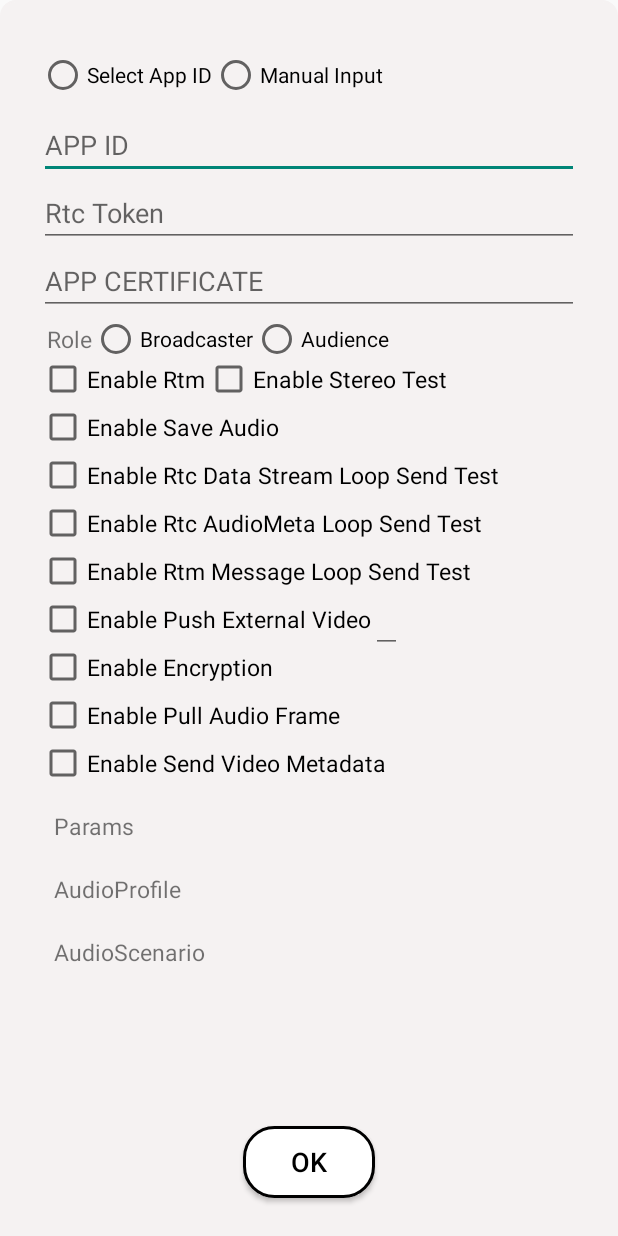
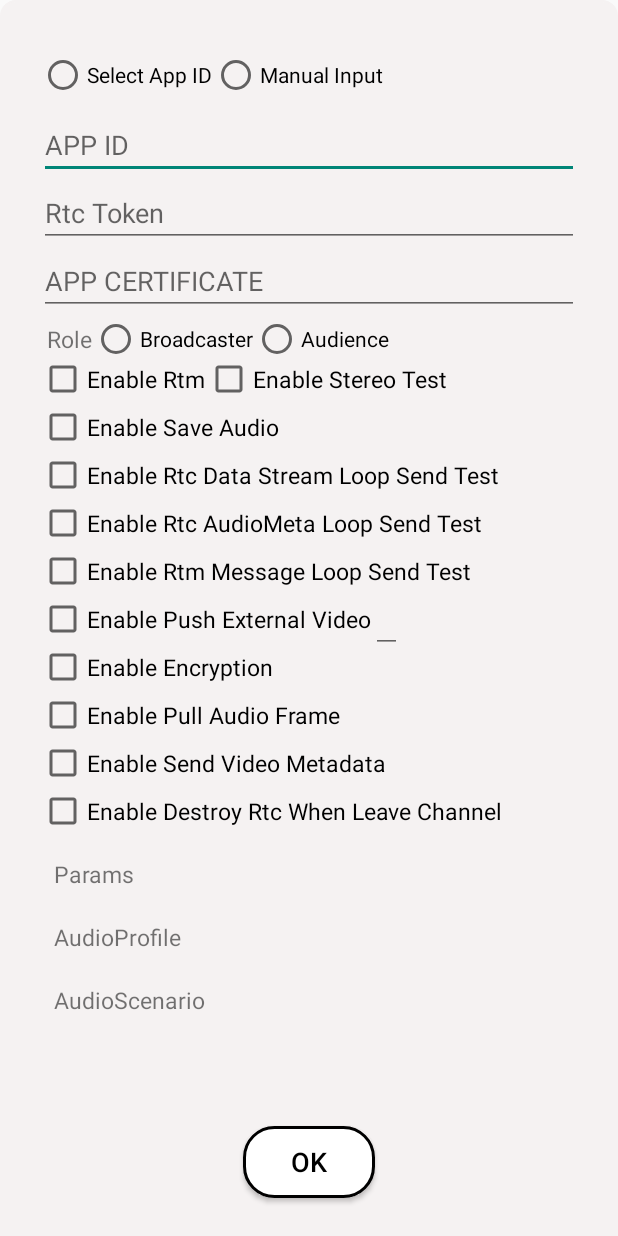
Before and after one commit to winskyan/Agora-AITest, an Android app: the layout dialog_settings.xml on its own in the app's theme, with its tools: preview values and no code run, on a phone screen of 412 x 824 dp. Run offline under Robolectric (Android 15) with nearby library versions, the phone set to English and light mode, and no system bars.

Commit message:
add params and add destroy rtc when leave checkbox

```diff
--- a/app/src/main/res/layout/dialog_settings.xml
+++ b/app/src/main/res/layout/dialog_settings.xml
@@ -221,6 +221,15 @@
                     android:textSize="15sp"
                     app:layout_constraintStart_toStartOf="parent"
                     app:layout_constraintTop_toBottomOf="@id/enable_pull_audio_frame_cb" />
+
+                <CheckBox
+                    android:id="@+id/enable_destroy_rtc_when_leave_channel_cb"
+                    android:layout_width="wrap_content"
+                    android:layout_height="wrap_content"
+                    android:text="@string/enable_destroy_rtc_when_leave_channel"
+                    android:textSize="15sp"
+                    app:layout_constraintStart_toStartOf="parent"
+                    app:layout_constraintTop_toBottomOf="@id/enable_send_video_metadata_cb" />
             </androidx.constraintlayout.widget.ConstraintLayout>
 
             <TextView
--- a/app/src/main/res/values/strings.xml
+++ b/app/src/main/res/values/strings.xml
@@ -30,6 +30,7 @@
     <string name="enable_encryption">Enable Encryption</string>
     <string name="enable_pull_audio_frame">Enable Pull Audio Frame</string>
     <string name="enable_send_video_metadata">Enable Send Video Metadata</string>
+    <string name="enable_destroy_rtc_when_leave_channel">Enable Destroy Rtc When Leave Channel</string>
     <string name="client_role_type">Role</string>
     <string name="client_role_type_broadcaster">Broadcaster</string>
     <string name="client_role_type_audience">Audience</string>
```
Also changed, not shown: app/src/main/java/io/agora/ai/test/constants/Constants.kt (+1 -0 lines), app/src/main/java/io/agora/ai/test/context/DemoContext.kt (+4 -0 lines), app/src/main/java/io/agora/ai/test/ui/MainActivity.kt (+3 -1 lines), app/src/main/java/io/agora/ai/test/ui/TestActivity.kt (+0 -5 lines), app/src/main/java/io/agora/ai/test/ui/dialog/SettingsDialog.kt (+6 -0 lines), app/src/main/res/layout/activity_test.xml (+0 -11 lines), maas/src/main/java/io/agora/ai/test/maas/internal/MaaSEngineInternal.kt (+16 -6 lines).
